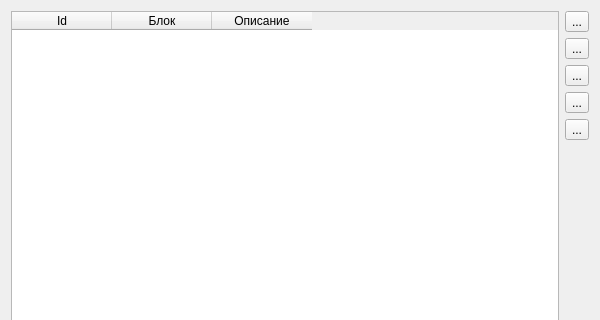
Old version of the form trreportsform.ui in the repository Balyaev-D-A/MFDB; both pictures show x 0 to 600 and y 0 to 320 of the 600 by 472 pixel window.
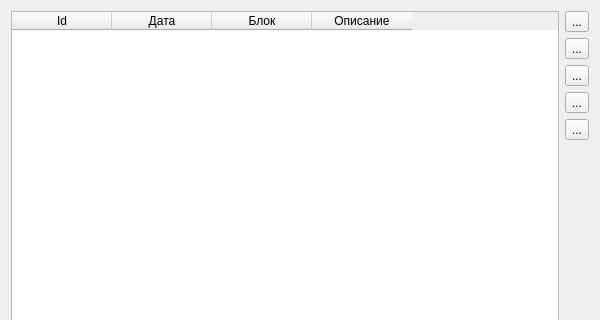
New version of the form. Icons and pictures are not drawn.

The edit to the form file:
```diff
--- a/trreportsform.ui
+++ b/trreportsform.ui
@@ -35,6 +35,11 @@
          <string>Id</string>
         </property>
        </column>
+       <column>
+        <property name="text">
+         <string>Дата</string>
+        </property>
+       </column>
        <column>
         <property name="text">
          <string>Блок</string>
```
Left out of the diff: 3 changed lines with no effect on the pictures.
